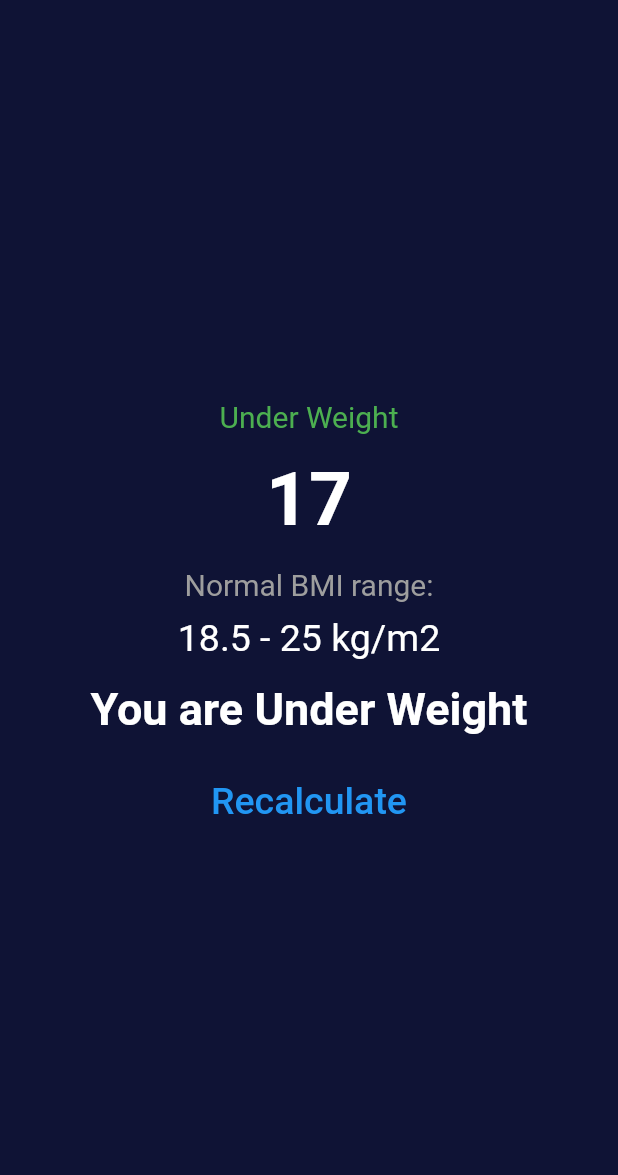
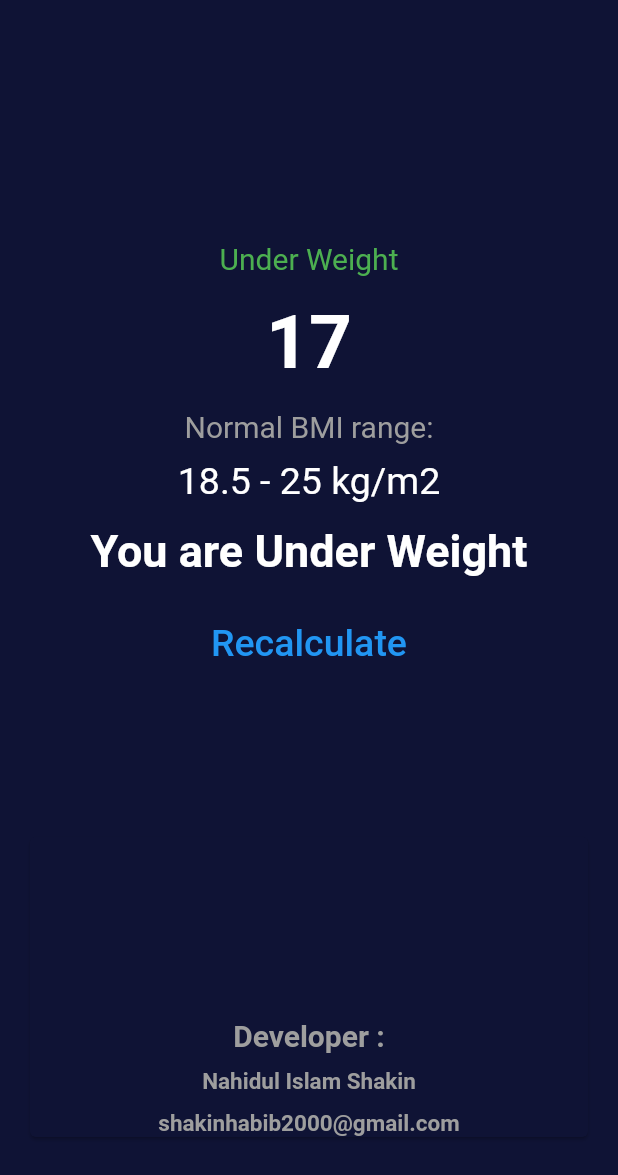
Before and after one commit to nahidulislamshakin/bmi_calculator, a Flutter app: the screen it shows after launch, after a tap on "Calculate BMI", on a phone screen of 412 x 824 dp. Shown: the top 1175 px of the screen. Run offline on Flutter 3.47's test engine with Material 2 defaults, Android fonts, the phone set to English and light mode, and no system bars; our stand-ins replace font_awesome_flutter.

Commit message:
final project

```diff
--- a/lib/bmi_result.dart
+++ b/lib/bmi_result.dart
@@ -19,13 +19,13 @@ class BMIresult extends StatelessWidget {
   }
 
   String? showStatus(double result) {
-    if (result < 18.5) {
+    if (result < 18) {
       status = 'Under Weight';
       return status;
-    } else if (result > 18.5 && result < 25) {
+    } else if (result > 18 && result < 25) {
       status = 'Healthy';
       return status;
-    } else if (result > 25 && result < 29.9) {
+    } else if (result > 25 && result < 30) {
       status = 'Overweight';
       return status;
     } else {
@@ -41,12 +41,15 @@ class BMIresult extends StatelessWidget {
       // backgroundColor: const Color(0xFF0F1335),
       body: SafeArea(
         child: Padding(
-          padding: EdgeInsets.all(15),
+          padding: const EdgeInsets.all(15),
           child: Center(
             child: Column(
               mainAxisAlignment: MainAxisAlignment.center,
               //  crossAxisAlignment: CrossAxisAlignment.center,
               children: [
+                const SizedBox(
+                  height: 100,
+                ),
                 Text(
                   '${showStatus(showBMI())}',
                   style: const TextStyle(
@@ -98,7 +101,47 @@ class BMIresult extends StatelessWidget {
                     child: const Text(
                       'Recalculate',
                       style: TextStyle(fontSize: 25, color: Colors.blue),
-                    ))
+                    )),
+                const SizedBox(
+                  height: 100,
+                ),
+                Card(
+                  color: Color(0xFF0F1335),
+                  margin: EdgeInsets.all(5),
+                  child: Container(
+                    width: double.infinity,
+                    height: 200,
+                    child: Column(
+                      mainAxisAlignment: MainAxisAlignment.end,
+                      crossAxisAlignment: CrossAxisAlignment.center,
+                      children: const [
+                        Text(
+                          'Developer :',
+                          style: TextStyle(
+                              fontSize: 20,
+                              fontWeight: FontWeight.bold,
+                              color: Colors.grey),
+                        ),
+                        SizedBox(height: 10),
+                        Text(
+                          'Nahidul Islam Shakin',
+                          style: TextStyle(
+                              fontSize: 15,
+                              fontWeight: FontWeight.bold,
+                              color: Colors.grey),
+                        ),
+                        SizedBox(height: 10),
+                        Text(
+                          'shakinhabib2000@gmail.com',
+                          style: TextStyle(
+                              fontSize: 15,
+                              fontWeight: FontWeight.bold,
+                              color: Colors.grey),
+                        ),
+                      ],
+                    ),
+                  ),
+                )
               ],
             ),
           ),
--- a/lib/main.dart
+++ b/lib/main.dart
@@ -1,4 +1,12 @@
 import 'package:bmi_calculator/main_page.dart';
 import 'package:flutter/cupertino.dart';
+import 'package:flutter/material.dart';
 
 void main() => runApp(MainPage());
+class MyApp extends StatelessWidget{
+  @override
+  Widget build(BuildContext context) {
+    // TODO: implement build
+    return MaterialApp();
+  }
+}
--- a/lib/main_page.dart
+++ b/lib/main_page.dart
@@ -2,6 +2,7 @@ import 'package:flutter/material.dart';
 import 'package:font_awesome_flutter/font_awesome_flutter.dart';
 import './reusable_widget.dart';
 import './bmi_result.dart';
+import './feet_to_cm.dart';
 
 class MainPage extends StatefulWidget {
   const MainPage({Key? key}) : super(key: key);
@@ -129,29 +130,27 @@ class _MainPageState extends State<MainPage> {
                           const SizedBox(
                             height: 5,
                           ),
+
                           // SliderTheme(
-                          //   data: ThemeData().of().copyWith(
-                          //       RoundSliderThumbShape(enabledThumbRadius: 15,)
+                          //   data: ThemeData().of().copywith(
+                          //       RoundSliderThumbShape(enabledThumbRadius: 15,),
                           //       Overlay(
                           //       Color(0x292724AE)),
                           //       RoundSliderOverlayShape(overlayRadius: 24.0)),
-                          //   child:
+                          // child:
                           Slider(
                             value: heightvalue,
-                            max: 300,
+                            min: 50,
+                            max: 220,
                             activeColor: const Color(0xFFFD0225),
                             inactiveColor: Colors.red.shade300,
                             onChanged: (double value) {
                               setState(() {
-                                if (value > 0) {
-                                  heightvalue = value;
-                                } else {
-                                  heightvalue = value + 1;
-                                }
+                                heightvalue = value;
                               });
                             },
                           ),
-                          //   ),
+                          feetPage(),
                         ],
                       ),
                     ),
@@ -239,7 +238,7 @@ class _MainPageState extends State<MainPage> {
                   //age container
                   Expanded(
                     child: container(
-                      colors: Color(0xFF26294D),
+                      colors: const Color(0xFF26294D),
                       iconContent: Column(
                         mainAxisAlignment: MainAxisAlignment.center,
                         children: [
@@ -357,3 +356,19 @@ class goresult extends StatelessWidget {
     );
   }
 }
+
+class feetPage extends StatelessWidget {
+  @override
+  Widget build(BuildContext context) {
+    // TODO: implement build
+    return FlatButton(
+        onPressed: () {
+          Navigator.push(
+              context, MaterialPageRoute(builder: (context) => FeetToCm()));
+        },
+        child: Text(
+          'Feet to cm?',
+          style: TextStyle(fontSize: 25, color: Colors.white),
+        ));
+  }
+}
```
Also changed, not shown: lib/feet_to_cm.dart (added, +146 -0 lines).
